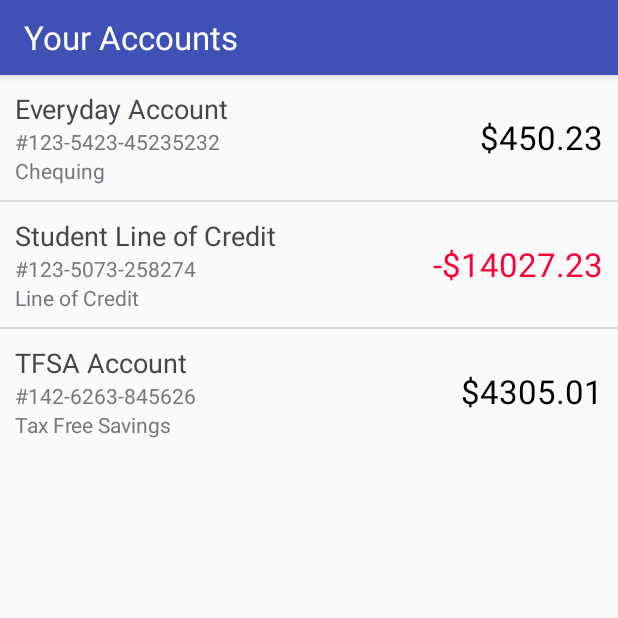
After one commit to CraigBryan/baNGk, an Android app: the ViewAccountsFragment screen opened directly, with no data from a screen before it, on a phone screen of 412 x 824 dp, the top half of it. The commit adds this screen. Run offline under Robolectric (Android 15) with nearby library versions, the phone set to English and light mode, and no system bars.

Commit message:
Added the view accounts fragment and layouts.
Set up the work to use fragments instead of subclassing
the nav drawer activity.

Implemented the loading of fragments on loading of the nav
drawer activity. This will allow loading of fragments using
intents.

Hooked up the signing out nav drawer item.

```diff
--- a/bangk_android_prototype/app/src/main/AndroidManifest.xml
+++ b/bangk_android_prototype/app/src/main/AndroidManifest.xml
@@ -19,10 +19,6 @@
         </activity>
 
         <activity
-            android:name=".ViewAccountsActivity"
-            android:label="View Account">
-        </activity>
-        <activity
             android:name=".NavDrawer.NavDrawerActivity"
             android:label="BLAH">
         </activity>
--- a/bangk_android_prototype/app/src/main/java/com/bangk/bangk_android_prototype/NavDrawer/NavClickHandler.java
+++ b/bangk_android_prototype/app/src/main/java/com/bangk/bangk_android_prototype/NavDrawer/NavClickHandler.java
@@ -1,22 +1,30 @@
 package com.bangk.bangk_android_prototype.NavDrawer;
 
-import android.content.Context;
+import android.content.Intent;
 import android.util.Log;
+import com.bangk.bangk_android_prototype.R;
+import com.bangk.bangk_android_prototype.WelcomeActivity;
 
 /**
  * Created by craigbryan on 23/11/15.
  */
 public class NavClickHandler {
 
-    private Context context;
+    private NavDrawerActivity context;
 
-    public NavClickHandler(Context context) {
+    public NavClickHandler(NavDrawerActivity context) {
         this.context = context;
     }
 
     public void doNavAction(String action) {
         switch(action) {
+            case "viewaccounts":
+                context.loadFragment(R.layout.view_accounts);
+                break;
             case "signout":
+                Intent intent = new Intent(context, WelcomeActivity.class);
+                context.finish();
+                context.startActivity(intent);
                 break;
             default:
                 Log.e(
--- a/bangk_android_prototype/app/src/main/java/com/bangk/bangk_android_prototype/NavDrawer/NavClickListener.java
+++ b/bangk_android_prototype/app/src/main/java/com/bangk/bangk_android_prototype/NavDrawer/NavClickListener.java
@@ -1,6 +1,5 @@
 package com.bangk.bangk_android_prototype.NavDrawer;
 
-import android.content.Context;
 import android.view.View;
 
 /**
@@ -11,7 +10,7 @@ public class NavClickListener implements View.OnClickListener {
     private NavClickHandler handler;
     private String action;
 
-    public NavClickListener(Context context, String actionName) {
+    public NavClickListener(NavDrawerActivity context, String actionName) {
         handler = new NavClickHandler(context);
         action = actionName;
     }
--- a/bangk_android_prototype/app/src/main/java/com/bangk/bangk_android_prototype/NavDrawer/NavDrawerActivity.java
+++ b/bangk_android_prototype/app/src/main/java/com/bangk/bangk_android_prototype/NavDrawer/NavDrawerActivity.java
@@ -1,37 +1,75 @@
 package com.bangk.bangk_android_prototype.NavDrawer;
 
+import android.content.Intent;
+import android.support.v4.app.Fragment;
+import android.support.v4.app.FragmentManager;
 import android.os.Bundle;
-import android.support.v4.widget.DrawerLayout;
 import android.support.v7.app.AppCompatActivity;
+import android.util.Log;
 import android.view.View;
 import android.widget.ListView;
+import android.widget.TextView;
 
-import com.bangk.bangk_android_prototype.NavDrawer.NavDrawerAdapter;
-import com.bangk.bangk_android_prototype.NavDrawer.NavDrawerItem;
 import com.bangk.bangk_android_prototype.R;
+import com.bangk.bangk_android_prototype.ViewAccountsFragment;
 
 /**
  * Created by craigbryan on 19/11/15.
  */
-public abstract class NavDrawerActivity extends AppCompatActivity {
-    private DrawerLayout drawerLayout;
+public class NavDrawerActivity extends AppCompatActivity {
+    public static final String FRAGMENT_INTENT_STRING = "startupFragment";
     private ListView drawerListView;
-
-    protected abstract void setToolbarLabel();
 
     @Override
     public void onCreate(Bundle savedInstanceState) {
         super.onCreate(savedInstanceState);
         setContentView(R.layout.nav_drawer);
 
-        drawerLayout = (DrawerLayout) findViewById(R.id.drawer_layout);
         drawerListView = (ListView) findViewById(R.id.left_drawer);
 
         drawerListView.addHeaderView(initializeDrawerHeaderView());
         NavDrawerAdapter adapter = createListAdapter();
         drawerListView.setAdapter(adapter);
 
-        setToolbarLabel();
+        int fragmentId = getIntent().getIntExtra(
+            FRAGMENT_INTENT_STRING, R.layout.view_accounts
+        );
+        loadFragment(fragmentId);
+    }
+
+    public void loadFragment(int layoutId) {
+        Fragment fragment = null;
+        String titleString = null;
+
+        Class fragmentClass;
+
+        switch(layoutId) {
+            case R.layout.view_accounts:
+                fragmentClass = ViewAccountsFragment.class;
+                titleString = getString(R.string.view_accounts_title);
+                break;
+            default:
+                Log.e("baNKg Error", "Attempted to load unknown fragment");
+                fragmentClass = ViewAccountsFragment.class;
+        }
+
+        try {
+            fragment = (Fragment) fragmentClass.newInstance();
+        } catch(IllegalAccessException | InstantiationException e) {
+            Log.e("baNKg Error", "Error loading fragment");
+            Log.e("baNKg Error", e.toString());
+        }
+
+        FragmentManager fragmentManager = getSupportFragmentManager();
+        fragmentManager.beginTransaction().replace(
+            R.id.fragment_content, fragment
+        ).commit();
+        setTitle(titleString);
+    }
+
+    private void setTitle(String title) {
+        TextView titleText = (TextView) findViewById(R.id.toolbar_title);
+        titleText.setText(title);
     }
 
     private View initializeDrawerHeaderView() {
@@ -55,7 +93,7 @@ public abstract class NavDrawerActivity extends AppCompatActivity {
     private void populateNavDrawer(NavDrawerAdapter navList) {
         // Some fake nav items
         navList.add(new NavDrawerItem(
-            "Fake Action 1", "fake1", R.mipmap.questionmark)
+            "View Accounts", "viewaccounts", R.mipmap.questionmark)
         );
         navList.add(new NavDrawerItem(
             "Fake Action 2", "fake2", R.mipmap.questionmark)
--- a/bangk_android_prototype/app/src/main/java/com/bangk/bangk_android_prototype/NavDrawer/NavDrawerAdapter.java
+++ b/bangk_android_prototype/app/src/main/java/com/bangk/bangk_android_prototype/NavDrawer/NavDrawerAdapter.java
@@ -1,6 +1,5 @@
 package com.bangk.bangk_android_prototype.NavDrawer;
 
-import android.content.Context;
 import android.view.LayoutInflater;
 import android.view.View;
 import android.view.ViewGroup;
@@ -16,9 +15,9 @@ import com.bangk.bangk_android_prototype.R;
 public class NavDrawerAdapter extends ArrayAdapter<NavDrawerItem> {
 
     private int navItemViewId;
-    private Context context;
+    private NavDrawerActivity context;
 
-    public NavDrawerAdapter(Context context, int resource) {
+    public NavDrawerAdapter(NavDrawerActivity context, int resource) {
         super(context, resource);
         this.navItemViewId = resource;
         this.context = context;
--- /dev/null
+++ b/bangk_android_prototype/app/src/main/java/com/bangk/bangk_android_prototype/ViewAccountAdapter.java
@@ -0,0 +1,84 @@
+package com.bangk.bangk_android_prototype;
+
+import android.content.Context;
+import android.support.v4.content.ContextCompat;
+import android.view.LayoutInflater;
+import android.view.View;
+import android.view.ViewGroup;
+import android.widget.ArrayAdapter;
+import android.widget.TextView;
+
+/**
+ * Created by craigbryan on 24/11/15.
+ */
+public class ViewAccountAdapter extends
+    ArrayAdapter<ViewAccountsFragment.AccountListItem>
+{
+    private Context context;
+    private int resourceId;
+
+    public ViewAccountAdapter(Context context, int resource) {
+        super(context, resource);
+        this.context = context;
+        this.resourceId = resource;
+    }
+
+    @Override
+    public View getView(int position, View convertView, ViewGroup parent) {
+        ViewHolder viewHolder;
+        ViewAccountsFragment.AccountListItem data;
+
+        data = getItem(position);
+
+        if (convertView == null) {
+            viewHolder = new ViewHolder();
+            LayoutInflater inflater = LayoutInflater.from(context);
+            convertView = inflater.inflate(resourceId, parent, false);
+            convertView.setOnClickListener(data);
+            initializeViewHolder(viewHolder, convertView);
+        } else {
+            viewHolder = (ViewHolder) convertView.getTag();
+        }
+
+        populateViewHolder(viewHolder, data);
+
+        return convertView;
+    }
+
+    private void initializeViewHolder(ViewHolder vh, View cv) {
+        vh.accountName = (TextView) cv.findViewById(R.id.va_acct_name);
+        vh.accountNum = (TextView) cv.findViewById(R.id.va_acct_num);
+        vh.accountType = (TextView) cv.findViewById(R.id.va_acct_type);
+        vh.accountBalance = (TextView) cv.findViewById(R.id.va_acct_balance);
+
+        cv.setTag(vh);
+    }
+
+    private void populateViewHolder(
+        ViewHolder vh, ViewAccountsFragment.AccountListItem ali
+    ) {
+        vh.accountName.setText(ali.getAccountName());
+        vh.accountNum.setText(ali.getAccountNumber());
+        vh.accountType.setText(ali.getAccountType());
+
+        float balance = ali.getAccountBalance();
+        if (balance >= 0) {
+            vh.accountBalance.setText("$" + String.valueOf(balance));
+            vh.accountBalance.setTextColor(
+                ContextCompat.getColor(context, R.color.acct_positive_balance)
+            );
+        } else {
+            vh.accountBalance.setText("-$" + String.valueOf(Math.abs(balance)));
+            vh.accountBalance.setTextColor(
+                ContextCompat.getColor(context, R.color.acct_negative_balance)
+            );
+        }
+    }
+
+    private static class ViewHolder {
+        TextView accountName;
+        TextView accountNum;
+        TextView accountType;
+        TextView accountBalance;
+    }
+}
--- /dev/null
+++ b/bangk_android_prototype/app/src/main/java/com/bangk/bangk_android_prototype/ViewAccountsFragment.java
@@ -0,0 +1,110 @@
+package com.bangk.bangk_android_prototype;
+
+import android.content.Context;
+import android.os.Bundle;
+import android.support.v4.app.Fragment;
+import android.util.Log;
+import android.view.LayoutInflater;
+import android.view.View;
+import android.view.ViewGroup;
+import android.widget.ListView;
+
+/**
+ * Created by craigbryan on 24/11/15.
+ */
+public class ViewAccountsFragment extends Fragment {
+
+    private Context context;
+
+    @Override
+    public View onCreateView(
+        LayoutInflater inflater, ViewGroup container, Bundle savedInstanceState
+    ) {
+        context = getActivity().getApplicationContext();
+        View layout = inflater.inflate(
+            R.layout.view_accounts, container, false
+        );
+        ListView listView = (ListView) layout.findViewById(R.id.list);
+        listView.setAdapter(initAdapter());
+
+        return layout;
+    }
+
+    private ViewAccountAdapter initAdapter() {
+        ViewAccountAdapter adapter = new ViewAccountAdapter(
+            context, R.layout.view_account_list_item
+        );
+
+        adapter.add(new AccountListItem(
+            1, "Everyday Account", "#123-5423-45235232", "Chequing", 450.23f
+        ));
+        adapter.add(new AccountListItem(
+            2, "Student Line of Credit", "#123-5073-258274", "Line of Credit",
+            -14027.23f
+        ));
+        adapter.add(new AccountListItem(
+            3, "TFSA Account", "#142-6263-845626", "Tax Free Savings",
+            4305.01f
+        ));
+        // TODO add accounts here
+
+        return adapter;
+    }
+
+    private void doAction(int id) {
+        switch(id) {
+            case 1: // Note faking functionality here
+            case 2: // Note faking functionality here
+            case 3:
+                //TODO load new account
+                break;
+            default:
+                Log.e(
+                    "baNKg Error", "Unknown account list action"
+                );
+                break;
+        }
+    }
+
+    public class AccountListItem implements View.OnClickListener {
+        private int uniqueId;
+        private String accountName;
+        private String accountNumber;
+        private String accountType;
+        private float accountBalance;
+
+        private AccountListItem(
+            int id, String acctName, String acctNum, String acctType,
+            float balance
+        ) {
+            this.uniqueId = id;
+            this.accountName = acctName;
+            this.accountNumber = acctNum;
+            this.accountType = acctType;
+            this.accountBalance = balance;
+        }
+
+        public String getAccountName() {
+            return accountName;
+        }
+
+        public String getAccountNumber() {
+            return accountNumber;
+        }
+
+        public String getAccountType() {
+            return accountType;
+        }
+
+        public float getAccountBalance() {
+            return accountBalance;
+        }
+
+        @Override
+        public void onClick(View v) {
+            doAction(uniqueId);
+        }
+    }
+
+
+}
--- a/bangk_android_prototype/app/src/main/java/com/bangk/bangk_android_prototype/WelcomeActivity.java
+++ b/bangk_android_prototype/app/src/main/java/com/bangk/bangk_android_prototype/WelcomeActivity.java
@@ -7,6 +7,8 @@ import android.util.Log;
 import android.view.View;
 import android.widget.EditText;
 import android.widget.Toast;
+
+import com.bangk.bangk_android_prototype.NavDrawer.NavDrawerActivity;
 
 public class WelcomeActivity extends AppCompatActivity {
 
@@ -84,7 +86,7 @@ public class WelcomeActivity extends AppCompatActivity {
     }
 
     private void goToSignedInActivity() {
-        Intent intent = new Intent(this, ViewAccountsActivity.class);
+        Intent intent = new Intent(this, NavDrawerActivity.class);
         finish();
         startActivity(intent);
     }
--- a/bangk_android_prototype/app/src/main/res/layout/nav_drawer.xml
+++ b/bangk_android_prototype/app/src/main/res/layout/nav_drawer.xml
@@ -6,17 +6,23 @@
     android:layout_height="match_parent"
     android:elevation="7dp">
 
-    <FrameLayout
-        android:id="@+id/content_frame"
+    <LinearLayout
         android:layout_width="match_parent"
-        android:layout_height="match_parent">
+        android:layout_height="match_parent"
+        android:orientation="vertical">
 
         <include
             android:id="@+id/tool_bar"
             layout="@layout/tool_bar">
         </include>
 
-    </FrameLayout>
+        <FrameLayout
+            android:id="@+id/fragment_content"
+            android:layout_width="match_parent"
+            android:layout_height="match_parent">
+        </FrameLayout>
+
+    </LinearLayout>
 
     <ListView
         android:id="@+id/left_drawer"
--- /dev/null
+++ b/bangk_android_prototype/app/src/main/res/layout/view_account_list_item.xml
@@ -0,0 +1,48 @@
+<?xml version="1.0" encoding="utf-8"?>
+<RelativeLayout
+    xmlns:android="http://schemas.android.com/apk/res/android"
+    android:layout_width="match_parent"
+    android:layout_height="wrap_content"
+    android:padding="@dimen/va_item_padding">
+
+    <TextView
+        android:layout_width="wrap_content"
+        android:layout_height="wrap_content"
+        android:textAppearance="@style/Base.TextAppearance.AppCompat.Medium.Inverse"
+        android:text="Account Name"
+        android:id="@+id/va_acct_name"
+        android:layout_alignParentTop="true"
+        android:layout_alignParentStart="true"
+        />
+
+    <TextView
+        android:layout_width="wrap_content"
+        android:layout_height="wrap_content"
+        android:textAppearance="@style/Base.TextAppearance.AppCompat.Small.Inverse"
+        android:text="1234 1234 134"
+        android:id="@+id/va_acct_num"
+        android:layout_alignParentTop="false"
+        android:layout_alignParentStart="false"
+        android:layout_alignParentEnd="false"
+        android:layout_alignParentBottom="false"
+        android:layout_below="@+id/va_acct_name"
+        />
+
+    <TextView
+        android:layout_width="wrap_content"
+        android:layout_height="wrap_content"
+        android:textAppearance="@style/Base.TextAppearance.AppCompat.Small.Inverse"
+        android:text="account type"
+        android:id="@+id/va_acct_type"
+        android:layout_below="@+id/va_acct_num"/>
+
+    <TextView
+        android:layout_width="wrap_content"
+        android:layout_height="wrap_content"
+        android:textAppearance="@style/Base.TextAppearance.AppCompat.Large.Inverse"
+        android:text="$ 1231232"
+        android:id="@+id/va_acct_balance"
+        android:layout_alignParentRight="true"
+        android:layout_centerVertical="true"
+        />
+</RelativeLayout>
--- /dev/null
+++ b/bangk_android_prototype/app/src/main/res/layout/view_accounts.xml
@@ -0,0 +1,13 @@
+<?xml version="1.0" encoding="utf-8"?>
+<LinearLayout
+    xmlns:android="http://schemas.android.com/apk/res/android"
+    android:layout_width="match_parent"
+    android:layout_height="match_parent">
+
+    <ListView
+        android:id="@+id/list"
+        android:layout_width="match_parent"
+        android:layout_height="wrap_content">
+    </ListView>
+
+</LinearLayout>
--- a/bangk_android_prototype/app/src/main/res/values/colors.xml
+++ b/bangk_android_prototype/app/src/main/res/values/colors.xml
@@ -5,4 +5,6 @@
     <color name="colorAccent">#FF4081</color>
     <color name="nav_drawer_background">#eee</color>
     <color name="toolbar_text_color">#fff</color>
+    <color name="acct_negative_balance">#FF0033</color>
+    <color name="acct_positive_balance">#000000</color>
 </resources>
--- a/bangk_android_prototype/app/src/main/res/values/dimens.xml
+++ b/bangk_android_prototype/app/src/main/res/values/dimens.xml
@@ -18,4 +18,7 @@
     <dimen name="icon_margin_left">15dp</dimen>
     <dimen name="nav_label_left_margin">20dp</dimen>
     <dimen name="wheat_icon_dimen">50dp</dimen>
+
+    <!-- view accounts stuff -->
+    <dimen name="va_item_padding">10dp</dimen>
 </resources>
```
